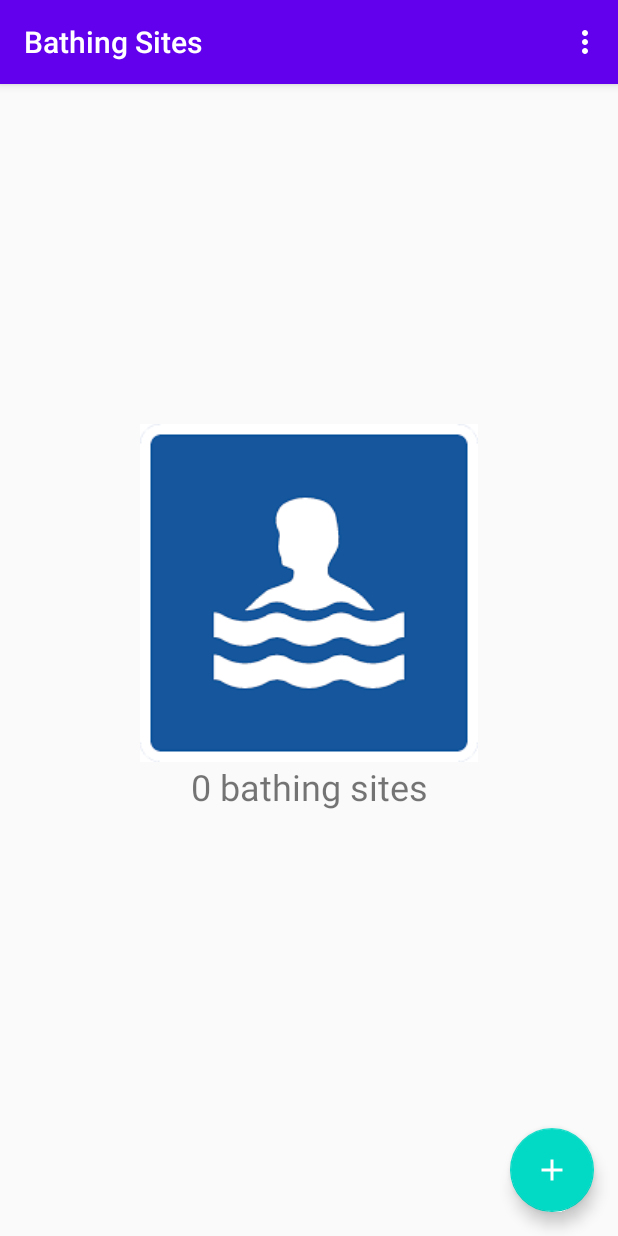
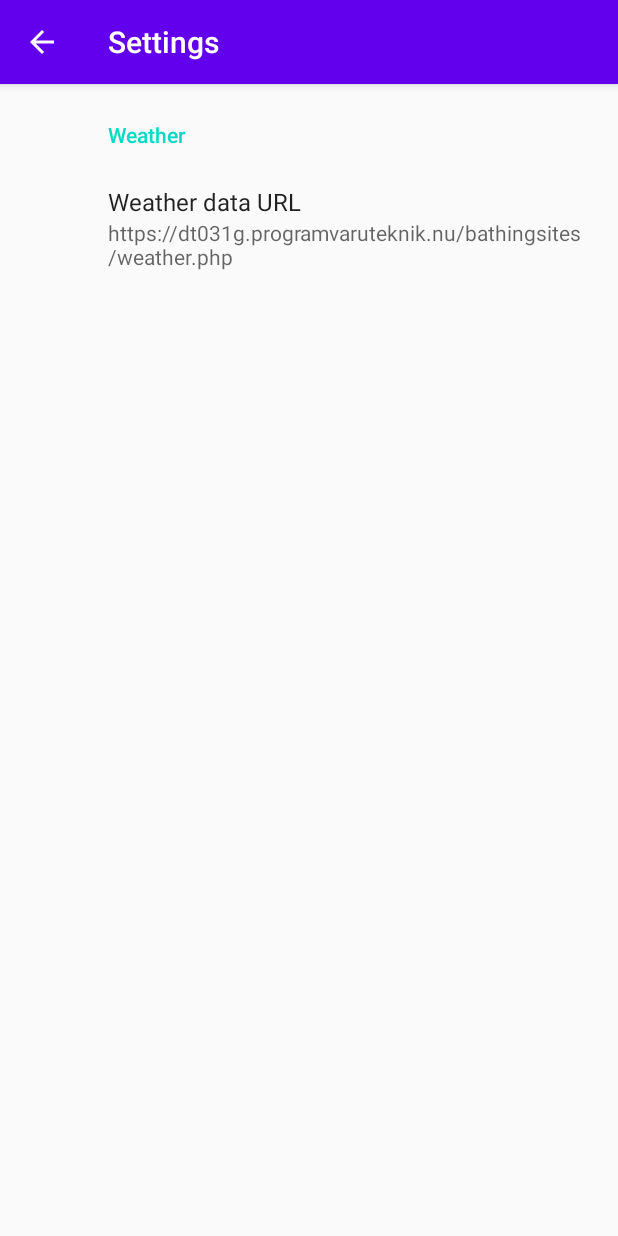
Before and after one commit to kristian-angelin/bathing-sites, an Android app: the screen it shows after launch (MainActivity before the commit, SettingsActivity after it), in the options menu, after a tap on "Settings", on a phone screen of 412 x 824 dp. Run offline under Robolectric (Android 15) with nearby library versions, the phone set to English and light mode, and no system bars; our stand-ins replace androidx.preference.

Commit message:
Created a basic SettingsActivity and added access from MainActivity.

```diff
--- a/app/build.gradle
+++ b/app/build.gradle
@@ -32,6 +32,7 @@ dependencies {
     implementation 'androidx.navigation:navigation-fragment:2.2.2'
     implementation 'androidx.navigation:navigation-ui:2.2.2'
     implementation 'androidx.legacy:legacy-support-v4:1.0.0'
+    implementation 'androidx.preference:preference:1.1.1'
     testImplementation 'junit:junit:4.13'
     androidTestImplementation 'androidx.test.ext:junit:1.1.1'
     androidTestImplementation 'androidx.test.espresso:espresso-core:3.2.0'
--- a/app/src/main/AndroidManifest.xml
+++ b/app/src/main/AndroidManifest.xml
@@ -10,14 +10,20 @@
         android:supportsRtl="true"
         android:theme="@style/AppTheme">
         <activity
+            android:name=".SettingsActivity"
+            android:label="@string/title_activity_settings">
+            <meta-data
+                android:name="android.support.PARENT_ACTIVITY"
+                android:value="se.miun.kran1800.dt031g.bathingsites.MainActivity" />
+        </activity>
+        <activity
             android:name=".NewBathingSiteActivity"
             android:label="@string/title_activity_new_bathing_site"
-            android:theme="@style/AppTheme.NoActionBar"
-            android:parentActivityName=".MainActivity">
+            android:parentActivityName=".MainActivity"
+            android:theme="@style/AppTheme.NoActionBar">
             <meta-data
                 android:name="android.support.PARENT_ACTIVITY"
-                android:value="se.miun.kran1800.dt031g.bathingsites.MainActivity"
-                />
+                android:value="se.miun.kran1800.dt031g.bathingsites.MainActivity" />
         </activity>
         <activity
             android:name=".MainActivity"
--- a/app/src/main/java/se/miun/kran1800/dt031g/bathingsites/MainActivity.java
+++ b/app/src/main/java/se/miun/kran1800/dt031g/bathingsites/MainActivity.java
@@ -9,6 +9,7 @@ import androidx.appcompat.app.AppCompatActivity;
 import androidx.appcompat.widget.Toolbar;
 
 import android.view.MenuInflater;
+import android.view.MenuItem;
 import android.view.View;
 import android.view.Menu;
 
@@ -38,5 +39,8 @@ public class MainActivity extends AppCompatActivity {
         return true;
     }
 
-
+    public void startSettingsActivity (MenuItem menuItem) {
+        Intent intent = new Intent(this, SettingsActivity.class);
+        startActivity(intent);
+    }
 }
--- /dev/null
+++ b/app/src/main/java/se/miun/kran1800/dt031g/bathingsites/SettingsActivity.java
@@ -0,0 +1,31 @@
+package se.miun.kran1800.dt031g.bathingsites;
+
+import android.os.Bundle;
+
+import androidx.appcompat.app.ActionBar;
+import androidx.appcompat.app.AppCompatActivity;
+import androidx.preference.PreferenceFragmentCompat;
+
+public class SettingsActivity extends AppCompatActivity {
+
+    @Override
+    protected void onCreate(Bundle savedInstanceState) {
+        super.onCreate(savedInstanceState);
+        setContentView(R.layout.settings_activity);
+        getSupportFragmentManager()
+                .beginTransaction()
+                .replace(R.id.settings, new SettingsFragment())
+                .commit();
+        ActionBar actionBar = getSupportActionBar();
+        if (actionBar != null) {
+            actionBar.setDisplayHomeAsUpEnabled(true);
+        }
+    }
+
+    public static class SettingsFragment extends PreferenceFragmentCompat {
+        @Override
+        public void onCreatePreferences(Bundle savedInstanceState, String rootKey) {
+            setPreferencesFromResource(R.xml.root_preferences, rootKey);
+        }
+    }
+}
--- /dev/null
+++ b/app/src/main/res/layout/settings_activity.xml
@@ -0,0 +1,9 @@
+<LinearLayout xmlns:android="http://schemas.android.com/apk/res/android"
+    android:layout_width="match_parent"
+    android:layout_height="match_parent">
+
+    <FrameLayout
+        android:id="@+id/settings"
+        android:layout_width="match_parent"
+        android:layout_height="match_parent" />
+</LinearLayout>
--- a/app/src/main/res/menu/menu_main.xml
+++ b/app/src/main/res/menu/menu_main.xml
@@ -5,5 +5,6 @@
 
     <item android:id="@+id/bathing_site_settings"
         android:title="@string/menu_settings"
+        android:onClick="startSettingsActivity"
         app:showAsAction="never"/>
 </menu>
--- a/app/src/main/res/values/strings.xml
+++ b/app/src/main/res/values/strings.xml
@@ -18,6 +18,7 @@
     <string name="form_grade">Grade</string>
     <string name="form_water_temp">Water temp</string>
     <string name="form_date_for_temp">Date for temp</string>
+    <!-- Form error messages -->
     <string name="error_no_name">Name is required!</string>
     <string name="error_no_position">Address OR latitude/longitude are required!</string>
     <string name="error_invalid_lat">Range -90 to 90!</string>
@@ -27,4 +28,14 @@
     <string name="menu_clear">Clear</string>
     <string name="menu_save">Save</string>
     <string name="menu_weather">Weather</string>
+    <string name="title_activity_settings">Settings</string>
+
+    <!-- Settings strings -->
+    <!-- Preference Titles -->
+    <string name="weather_header">Weather</string>
+
+    <!-- Weather Preferences -->
+    <string name="weather_title">Weather data URL</string>
+    <string name="default_weather_url">https://dt031g.programvaruteknik.nu/bathingsites/weather.php</string>
+
 </resources>
--- /dev/null
+++ b/app/src/main/res/xml/root_preferences.xml
@@ -0,0 +1,13 @@
+<PreferenceScreen xmlns:app="http://schemas.android.com/apk/res-auto">
+
+    <PreferenceCategory app:title="@string/weather_header">
+
+        <EditTextPreference
+            app:key="weather_url"
+            app:title="@string/weather_title"
+            app:useSimpleSummaryProvider="true"
+            app:defaultValue="@string/default_weather_url"/>
+
+    </PreferenceCategory>
+
+</PreferenceScreen>
```
